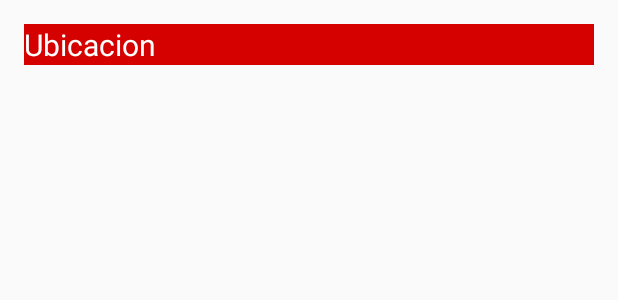
After one commit to Bicit/Bicit, an Android app: the layout activity_despliegue_archivos.xml on its own in the app's theme, with its tools: preview values and no code run, on a phone screen of 412 x 824 dp. The commit adds this screen. Shown: the top 300 px of the screen. Run offline under Robolectric (Android 15) with nearby library versions, the phone set to English and light mode, and no system bars; network calls fail.

Commit message:
Se agrega la funcionalidad para subir archivos kml

```diff
--- a/Bicit/app/build.gradle
+++ b/Bicit/app/build.gradle
@@ -3,6 +3,7 @@ apply plugin: 'com.android.application'
 android {
     compileSdkVersion 23
     buildToolsVersion "23.0.3"
+    useLibrary  'org.apache.http.legacy'
 
     defaultConfig {
         applicationId "com.bicit.bicit"
@@ -25,8 +26,9 @@ repositories {
 }
 
 dependencies {
-    compile fileTree(dir: 'libs', include: ['*.jar'])
-    testCompile 'junit:junit:4.12'
+    compile files('libs/httpmime-4.2.5.jar')
+    compile fileTree(include: ['*.jar'], dir: 'libs')
+    androidTestCompile 'junit:junit:4.12'
     compile 'com.android.support:support-v4:23.3.0'
     compile 'com.android.support:appcompat-v7:23.3.0'
     compile 'com.google.android.gms:play-services:8.4.0'
--- a/Bicit/app/src/main/AndroidManifest.xml
+++ b/Bicit/app/src/main/AndroidManifest.xml
@@ -21,6 +21,7 @@
     <uses-permission android:name="android.permission.INTERNET" />
     <uses-permission android:name="android.permission.ACCESS_NETWORK_STATE" />
     <uses-permission android:name="android.permission.WRITE_EXTERNAL_STORAGE" />
+    <uses-permission android:name="android.permission.READ_EXTERNAL_STORAGE" />
     <uses-permission android:name="com.google.android.providers.gsf.permission.READ_GSERVICES" />
     <uses-permission android:name="android.permission.ACCESS_COARSE_LOCATION" />
 
@@ -80,7 +81,8 @@
             android:name="com.bicit.vista.DespliegueEvento"
             android:label="@string/title_activity_despliegue_evento"
             android:theme="@style/AppTheme" />
-        <activity android:name="com.bicit.vista.despliegueMapa"></activity>
+        <activity android:name="com.bicit.vista.despliegueMapa" />
+        <activity android:name="com.bicit.manejadorArchivos.DespliegueArchivos"></activity>
     </application>
 
 </manifest>
--- a/Bicit/app/src/main/java/com/bicit/vista/DespliegueEvento.java
+++ b/Bicit/app/src/main/java/com/bicit/vista/DespliegueEvento.java
@@ -55,6 +55,7 @@ public class DespliegueEvento extends AppCompatActivity implements OnMapReadyCal
     private String urlEvento;
     private ProgressDialog carga;
     private Evento eventoMostrado;
+    private String kmlUrl="";
 
     @Override
     protected void onCreate(Bundle savedInstanceState) {
@@ -135,6 +136,7 @@ public class DespliegueEvento extends AppCompatActivity implements OnMapReadyCal
                 carga.dismiss();
                 eventoMostrado = new Evento(response);
                 desplegarEvento(eventoMostrado);
+                kmlUrl = response.optString("kmlurl").toString();
             }
         }, new Response.ErrorListener(){
 
@@ -214,6 +216,7 @@ public class DespliegueEvento extends AppCompatActivity implements OnMapReadyCal
 
     public void desplegarMapa(View view){
         Intent i = new Intent(DespliegueEvento.this, despliegueMapa.class);
+        i.putExtra("kmlurl", this.kmlUrl);
         startActivity(i);
     }
 }
--- a/Bicit/app/src/main/java/com/bicit/vista/EventosListar.java
+++ b/Bicit/app/src/main/java/com/bicit/vista/EventosListar.java
@@ -243,6 +243,10 @@ public class EventosListar extends AppCompatActivity
     }
 
     public void crearEvento(){
+
+        Intent i = new Intent(EventosListar.this, CreateEvent.class);
+        startActivityForResult(i, EventosListar.CREAR_EVENTO);
+/*
         if(Profile.getCurrentProfile() != null){
             Intent i = new Intent(EventosListar.this, CreateEvent.class);
             startActivityForResult(i, EventosListar.CREAR_EVENTO);
@@ -260,5 +264,6 @@ public class EventosListar extends AppCompatActivity
             AlertDialog alert = builder.create();
             alert.show();
         }
+        **/
     }
 }
--- a/Bicit/app/src/main/res/layout/activity_create_event.xml
+++ b/Bicit/app/src/main/res/layout/activity_create_event.xml
@@ -123,7 +123,8 @@
                 android:text="@string/btMap"
                 android:layout_width="wrap_content"
                 android:layout_height="wrap_content"
-                android:layout_gravity="center"/>
+                android:layout_gravity="center"
+                android:onClick="abrirArchivo" />
 
             <Button
                 android:id="@+id/btnCreate"
--- /dev/null
+++ b/Bicit/app/src/main/res/layout/activity_despliegue_archivos.xml
@@ -0,0 +1,31 @@
+<?xml version="1.0" encoding="utf-8"?>
+<RelativeLayout xmlns:android="http://schemas.android.com/apk/res/android"
+    xmlns:tools="http://schemas.android.com/tools"
+    android:layout_width="match_parent"
+    android:layout_height="match_parent"
+    android:paddingBottom="@dimen/activity_vertical_margin"
+    android:paddingLeft="@dimen/activity_horizontal_margin"
+    android:paddingRight="@dimen/activity_horizontal_margin"
+    android:paddingTop="@dimen/activity_vertical_margin"
+    tools:context="com.bicit.manejadorArchivos.DespliegueArchivos">
+
+    <TextView
+        android:layout_width="match_parent"
+        android:layout_height="wrap_content"
+        android:text="Ubicacion"
+        android:id="@+id/ubicacionActual"
+        android:layout_alignParentTop="true"
+        android:layout_alignParentLeft="true"
+        android:layout_alignParentStart="true"
+        android:textColor="#ffffff"
+        android:textSize="20dp"
+        android:background="@color/colorPrimary" />
+
+    <ListView
+        android:layout_width="wrap_content"
+        android:layout_height="wrap_content"
+        android:id="@+id/listaArchivos"
+        android:layout_below="@+id/ubicacionActual"
+        android:layout_alignParentLeft="true"
+        android:layout_alignParentStart="true" />
+</RelativeLayout>
--- a/Bicit/app/src/main/res/layout/activity_despliegue_mapa.xml
+++ b/Bicit/app/src/main/res/layout/activity_despliegue_mapa.xml
@@ -16,6 +16,6 @@
         android:name="com.google.android.gms.maps.SupportMapFragment"
         android:layout_width="match_parent"
         android:layout_height="match_parent"
-        tools:context=".maproute" />
+        tools:context="com.bicit.vista.despliegueMapa" />
 
 </RelativeLayout>
--- a/Bicit/app/src/main/res/values/strings.xml
+++ b/Bicit/app/src/main/res/values/strings.xml
@@ -28,4 +28,5 @@
     <string name="fecha_de_inicio">Fecha de Inicio</string>
     <string name="descripci_n_del_evento">Descripción del evento</string>
     <string name="crear_evento">Crear Evento</string>
+    <string name="title_activity_despliegue_archivos">Selecciona el archivo</string>
 </resources>
```
Also changed, not shown: Bicit/app/src/main/java/com/bicit/manejadorArchivos/DespliegueArchivos.java (added, +118 -0 lines), Bicit/app/src/main/java/com/bicit/manejadorArchivos/UploaderArchivo.java (added, +77 -0 lines), Bicit/app/src/main/java/com/bicit/modelo/Mapa.java (+24 -0 lines), Bicit/app/src/main/java/com/bicit/vista/CreateEvent.java (+68 -1 lines), Bicit/app/src/main/java/com/bicit/vista/despliegueMapa.java (+40 -0 lines), Bicit/app/src/main/res/layout/textview_lista_archivos.xml (added, +13 -0 lines).
